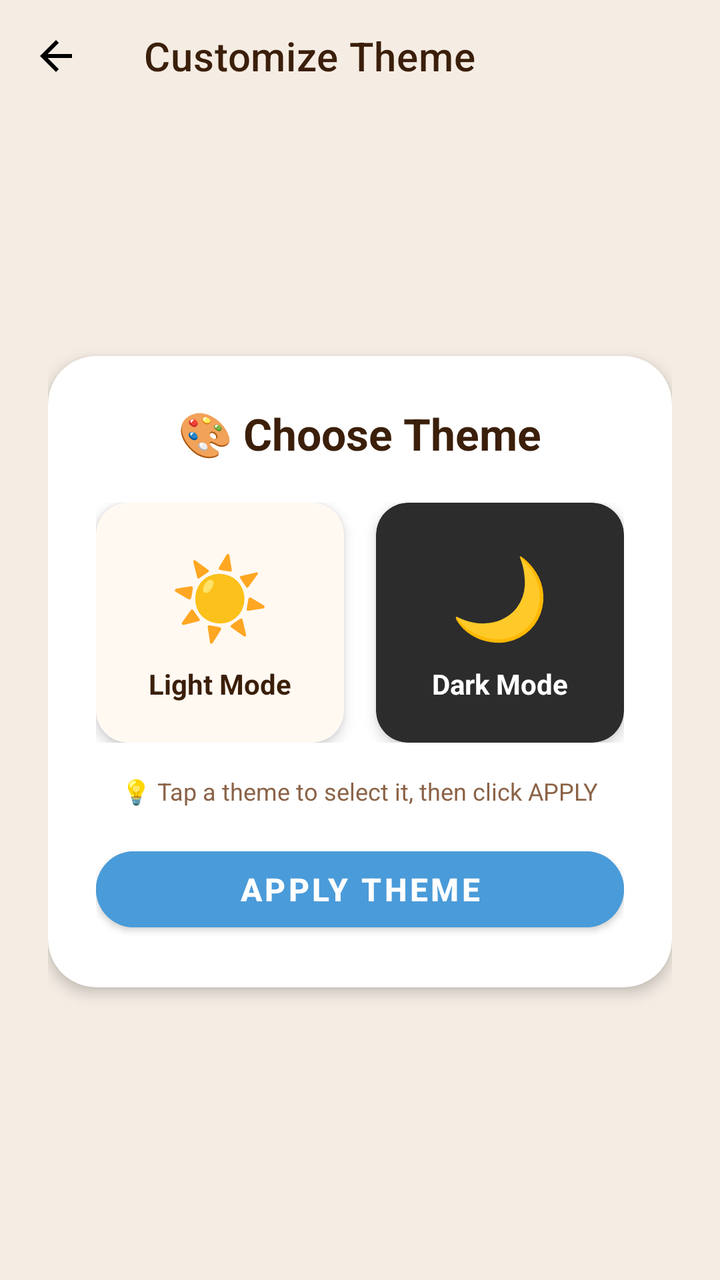
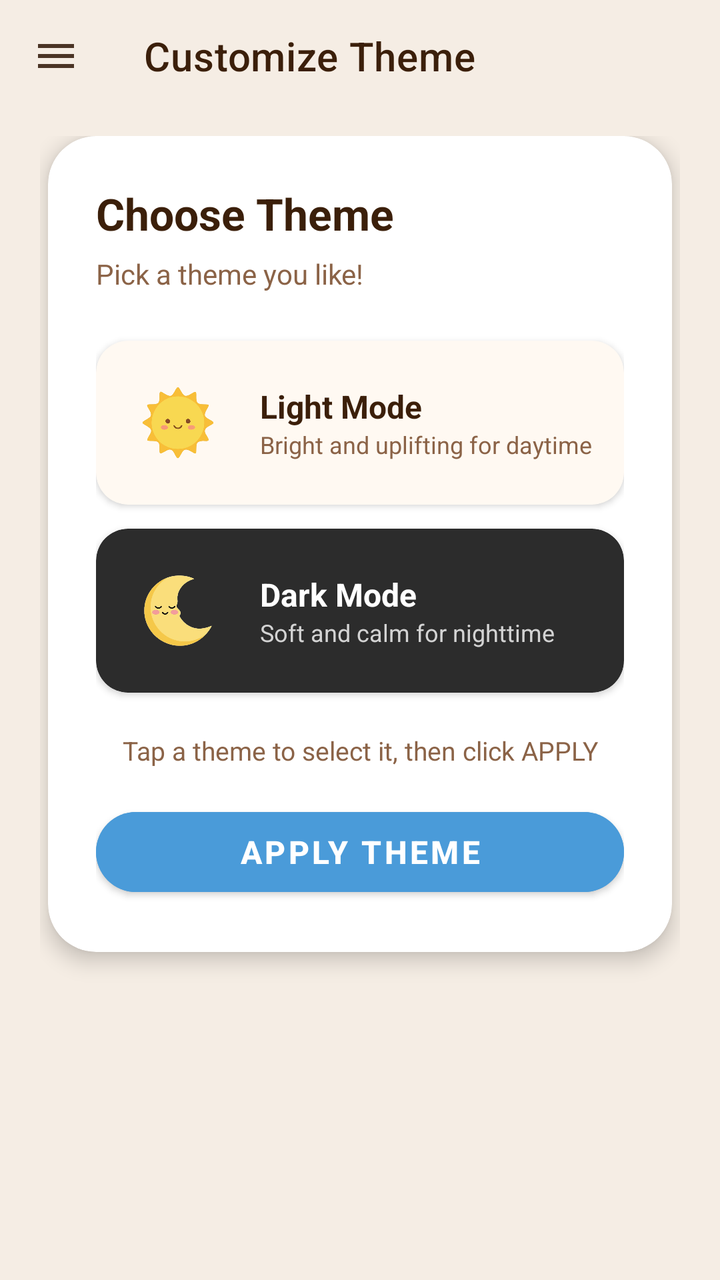

Screens rendered from an Android XML layout before and after an edit, with the pre-edit source and the edit as a unified diff.
<!-- AndroidManifest.xml: application theme Theme.AutiMate -->
<!-- res/layout/activity_theme_customization.xml -->
<?xml version="1.0" encoding="utf-8"?>
<LinearLayout xmlns:android="http://schemas.android.com/apk/res/android"
    xmlns:app="http://schemas.android.com/apk/res-auto"
    android:layout_width="match_parent"
    android:layout_height="match_parent"
    android:orientation="vertical"
    android:background="@color/cream">

    <androidx.appcompat.widget.Toolbar
        android:id="@+id/toolbar"
        android:layout_width="match_parent"
        android:layout_height="?attr/actionBarSize"
        android:background="@color/cream"
        app:title="Customize Theme"
        app:titleTextColor="@color/text_dark"
        app:navigationIcon="@drawable/ic_back"
        app:navigationIconTint="@color/brown"/>

    <LinearLayout
        android:layout_width="match_parent"
        android:layout_height="match_parent"
        android:orientation="vertical"
        android:gravity="center"
        android:padding="24dp">

        <androidx.cardview.widget.CardView
            android:layout_width="match_parent"
            android:layout_height="wrap_content"
            app:cardCornerRadius="24dp"
            app:cardElevation="4dp"
            app:cardBackgroundColor="@color/white"
            android:layout_marginBottom="24dp">

            <LinearLayout
                android:layout_width="match_parent"
                android:layout_height="wrap_content"
                android:orientation="vertical"
                android:padding="24dp">

                <TextView
                    android:layout_width="wrap_content"
                    android:layout_height="wrap_content"
                    android:text="🎨 Choose Theme"
                    android:textSize="22sp"
                    android:textStyle="bold"
                    android:textColor="@color/text_dark"
                    android:layout_marginBottom="20dp"
                    android:layout_gravity="center"/>

                <LinearLayout
                    android:layout_width="match_parent"
                    android:layout_height="wrap_content"
                    android:orientation="horizontal"
                    android:gravity="center"
                    android:layout_marginBottom="16dp">

                    <androidx.cardview.widget.CardView
                        android:id="@+id/lightThemeCard"
                        android:layout_width="0dp"
                        android:layout_height="120dp"
                        android:layout_weight="1"
                        app:cardCornerRadius="16dp"
                        app:cardElevation="4dp"
                        app:cardBackgroundColor="#FFF9F2"
                        android:layout_marginEnd="16dp"
                        android:clickable="true"
                        android:foreground="?android:attr/selectableItemBackground">

                        <LinearLayout
                            android:layout_width="match_parent"
                            android:layout_height="match_parent"
                            android:orientation="vertical"
                            android:gravity="center">

                            <TextView
                                android:layout_width="wrap_content"
                                android:layout_height="wrap_content"
                                android:text="☀️"
                                android:textSize="40sp"/>

                            <TextView
                                android:layout_width="wrap_content"
                                android:layout_height="wrap_content"
                                android:text="Light Mode"
                                android:textSize="14sp"
                                android:textStyle="bold"
                                android:textColor="@color/text_dark"
                                android:layout_marginTop="8dp"/>

                            <View
                                android:id="@+id/lightCheckmark"
                                android:layout_width="24dp"
                                android:layout_height="24dp"
                                android:background="@drawable/ic_check_circle"
                                android:visibility="gone"
                                android:layout_marginTop="4dp"/>

                        </LinearLayout>

                    </androidx.cardview.widget.CardView>

                    <androidx.cardview.widget.CardView
                        android:id="@+id/darkThemeCard"
                        android:layout_width="0dp"
                        android:layout_height="120dp"
                        android:layout_weight="1"
                        app:cardCornerRadius="16dp"
                        app:cardElevation="4dp"
                        app:cardBackgroundColor="#2C2C2C"
                        android:clickable="true"
                        android:foreground="?android:attr/selectableItemBackground">

                        <LinearLayout
                            android:layout_width="match_parent"
                            android:layout_height="match_parent"
                            android:orientation="vertical"
                            android:gravity="center">

                            <TextView
                                android:layout_width="wrap_content"
                                android:layout_height="wrap_content"
                                android:text="🌙"
                                android:textSize="40sp"/>

                            <TextView
                                android:layout_width="wrap_content"
                                android:layout_height="wrap_content"
                                android:text="Dark Mode"
                                android:textSize="14sp"
                                android:textStyle="bold"
                                android:textColor="@color/white"
                                android:layout_marginTop="8dp"/>

                            <View
                                android:id="@+id/darkCheckmark"
                                android:layout_width="24dp"
                                android:layout_height="24dp"
                                android:background="@drawable/ic_check_circle_white"
                                android:visibility="gone"
                                android:layout_marginTop="4dp"/>

                        </LinearLayout>

                    </androidx.cardview.widget.CardView>

                </LinearLayout>

                <TextView
                    android:layout_width="wrap_content"
                    android:layout_height="wrap_content"
                    android:text="💡 Tap a theme to select it, then click APPLY"
                    android:textSize="12sp"
                    android:textColor="@color/light_brown"
                    android:layout_gravity="center"
                    android:layout_marginBottom="16dp"/>

                <Button
                    android:id="@+id/btnApplyTheme"
                    android:layout_width="match_parent"
                    android:layout_height="50dp"
                    android:text="APPLY THEME"
                    android:textSize="16sp"
                    android:textStyle="bold"
                    android:textColor="@color/white"
                    android:backgroundTint="@color/soft_blue"
                    app:cornerRadius="25dp"/>

            </LinearLayout>

        </androidx.cardview.widget.CardView>

    </LinearLayout>

</LinearLayout>
<!-- resources referenced by this layout -->
<resources>
  <color name="brown">#6D4C41</color>
  <color name="cream">#F5EDE4</color>
  <color name="light_brown">#8B6347</color>
  <color name="soft_blue">#4A9BD9</color>
  <color name="text_dark">#3B1F0A</color>
  <color name="white">#FFFFFF</color>
  <!-- drawable ic_back (drawable) -->
  <vector xmlns:android="http://schemas.android.com/apk/res/android"
      android:width="24dp"
      android:height="24dp"
      android:viewportWidth="24"
      android:viewportHeight="24">
      <path
          android:fillColor="#000000"
          android:pathData="M20,11H7.83l5.59,-5.59L12,4l-8,8 8,8 1.41,-1.41L7.83,13H20v-2z" />
  </vector>
  <!-- drawable ic_check_circle (drawable) -->
  <?xml version="1.0" encoding="utf-8"?>
  <vector xmlns:android="http://schemas.android.com/apk/res/android"
      android:width="24dp"
      android:height="24dp"
      android:viewportWidth="24"
      android:viewportHeight="24">
      <path
          android:fillColor="#4CAF50"
          android:pathData="M12,2C6.48,2 2,6.48 2,12s4.48,10 10,10 10,-4.48 10,-10S17.52,2 12,2zM10,17l-5,-5 1.41,-1.41L10,14.17l7.59,-7.59L19,8l-9,9z"/>
  </vector>
  <!-- drawable ic_check_circle_white (drawable) -->
  <?xml version="1.0" encoding="utf-8"?>
  <vector xmlns:android="http://schemas.android.com/apk/res/android"
      android:width="24dp"
      android:height="24dp"
      android:viewportWidth="24"
      android:viewportHeight="24">
      <path
          android:fillColor="#FFFFFF"
          android:pathData="M12,2C6.48,2 2,6.48 2,12s4.48,10 10,10 10,-4.48 10,-10S17.52,2 12,2zM10,17l-5,-5 1.41,-1.41L10,14.17l7.59,-7.59L19,8l-9,9z"/>
  </vector>
  <style name="Theme.AutiMate" parent="Theme.MaterialComponents.DayNight.NoActionBar">
          <item name="colorPrimary">@color/cream</item>
          <item name="colorPrimaryVariant">@color/beige</item>
          <item name="colorOnPrimary">@color/text_dark</item>
          <item name="colorSecondary">@color/soft_blue</item>
          <item name="colorSecondaryVariant">@color/khaki</item>
          <item name="colorOnSecondary">@color/white</item>
          <item name="android:statusBarColor">@color/cream</item>
          <item name="android:windowBackground">@color/cream</item>
          <item name="android:textColor">@color/text_dark</item>
      </style>
  <color name="beige">#EDE5D9</color>
  <color name="khaki">#C4A882</color>
</resources>

<!-- the commit's change to res/layout/activity_theme_customization.xml (unified diff, before → after) -->
@@ -1,174 +1,273 @@
 <?xml version="1.0" encoding="utf-8"?>
-<LinearLayout xmlns:android="http://schemas.android.com/apk/res/android"
+<androidx.drawerlayout.widget.DrawerLayout
+    xmlns:android="http://schemas.android.com/apk/res/android"
     xmlns:app="http://schemas.android.com/apk/res-auto"
+    android:id="@+id/drawerLayout"
     android:layout_width="match_parent"
     android:layout_height="match_parent"
-    android:orientation="vertical"
     android:background="@color/cream">
 
-    <androidx.appcompat.widget.Toolbar
-        android:id="@+id/toolbar"
-        android:layout_width="match_parent"
-        android:layout_height="?attr/actionBarSize"
-        android:background="@color/cream"
-        app:title="Customize Theme"
-        app:titleTextColor="@color/text_dark"
-        app:navigationIcon="@drawable/ic_back"
-        app:navigationIconTint="@color/brown"/>
-
+    
     <LinearLayout
         android:layout_width="match_parent"
         android:layout_height="match_parent"
-        android:orientation="vertical"
-        android:gravity="center"
-        android:padding="24dp">
-
-        <androidx.cardview.widget.CardView
+        android:orientation="vertical">
+
+        <androidx.appcompat.widget.Toolbar
+            android:id="@+id/toolbar"
             android:layout_width="match_parent"
-            android:layout_height="wrap_content"
-            app:cardCornerRadius="24dp"
-            app:cardElevation="4dp"
-            app:cardBackgroundColor="@color/white"
-            android:layout_marginBottom="24dp">
+            android:layout_height="?attr/actionBarSize"
+            android:background="@color/cream"
+            app:title="Customize Theme"
+            app:titleTextColor="@color/text_dark"
+            app:navigationIcon="@drawable/ic_menu"
+            app:navigationIconTint="@color/brown"/>
+
+        <ScrollView
+            android:layout_width="match_parent"
+            android:layout_height="match_parent"
+            android:clipToPadding="false"
+            android:paddingStart="20dp"
+            android:paddingEnd="20dp"
+            android:paddingTop="12dp"
+            android:paddingBottom="24dp">
 
             <LinearLayout
                 android:layout_width="match_parent"
                 android:layout_height="wrap_content"
-                android:orientation="vertical"
-                android:padding="24dp">
-
-                <TextView
-                    android:layout_width="wrap_content"
-                    android:layout_height="wrap_content"
-                    android:text="🎨 Choose Theme"
-                    android:textSize="22sp"
-                    android:textStyle="bold"
-                    android:textColor="@color/text_dark"
-                    android:layout_marginBottom="20dp"
-                    android:layout_gravity="center"/>
-
-                <LinearLayout
+                android:orientation="vertical">
+
+                
+                <androidx.cardview.widget.CardView
                     android:layout_width="match_parent"
                     android:layout_height="wrap_content"
-                    android:orientation="horizontal"
-                    android:gravity="center"
-                    android:layout_marginBottom="16dp">
-
-                    <androidx.cardview.widget.CardView
-                        android:id="@+id/lightThemeCard"
-                        android:layout_width="0dp"
-                        android:layout_height="120dp"
-                        android:layout_weight="1"
-                        app:cardCornerRadius="16dp"
-                        app:cardElevation="4dp"
-                        app:cardBackgroundColor="#FFF9F2"
-                        android:layout_marginEnd="16dp"
-                        android:clickable="true"
-                        android:foreground="?android:attr/selectableItemBackground">
-
-                        <LinearLayout
-                            android:layout_width="match_parent"
-                            android:layout_height="match_parent"
-                            android:orientation="vertical"
-                            android:gravity="center">
-
-                            <TextView
-                                android:layout_width="wrap_content"
+                    app:cardCornerRadius="24dp"
+                    app:cardElevation="6dp"
+                    app:cardBackgroundColor="@color/white"
+                    android:layout_marginStart="4dp"
+                    android:layout_marginEnd="4dp"
+                    android:layout_marginBottom="20dp">
+
+                    <LinearLayout
+                        android:layout_width="match_parent"
+                        android:layout_height="wrap_content"
+                        android:orientation="vertical"
+                        android:padding="24dp">
+
+                        
+                        <TextView
+                            android:layout_width="wrap_content"
+                            android:layout_height="wrap_content"
+                            android:text="Choose Theme"
+                            android:textSize="22sp"
+                            android:textStyle="bold"
+                            android:textColor="@color/text_dark"
+                            android:layout_marginBottom="6dp"/>
+
+                        <TextView
+                            android:layout_width="wrap_content"
+                            android:layout_height="wrap_content"
+                            android:text="Pick a theme you like!"
+                            android:textSize="14sp"
+                            android:textColor="@color/light_brown"
+                            android:layout_marginBottom="24dp"/>
+
+                        
+                        <androidx.cardview.widget.CardView
+                            android:id="@+id/lightThemeCard"
+                            android:layout_width="match_parent"
+                            android:layout_height="wrap_content"
+                            app:cardCornerRadius="16dp"
+                            app:cardElevation="2dp"
+                            app:cardBackgroundColor="#FFF9F2"
+                            android:layout_marginBottom="12dp"
+                            android:clickable="true"
+                            android:focusable="true"
+                            android:foreground="?android:attr/selectableItemBackground">
+
+                            <LinearLayout
+                                android:layout_width="match_parent"
                                 android:layout_height="wrap_content"
-                                android:text="☀️"
-                                android:textSize="40sp"/>
-
-                            <TextView
-                                android:layout_width="wrap_content"
+                                android:orientation="horizontal"
+                                android:padding="16dp"
+                                android:gravity="center_vertical">
+
+                                <ImageView
+                                    android:id="@+id/ivLightIcon"
+                                    android:layout_width="50dp"
+                                    android:layout_height="50dp"
+                                    android:src="@drawable/sun"
+                                    android:layout_marginEnd="16dp"/>
+
+                                <LinearLayout
+                                    android:layout_width="0dp"
+                                    android:layout_height="wrap_content"
+                                    android:layout_weight="1"
+                                    android:orientation="vertical">
+
+                                    <TextView
+                                        android:id="@+id/tvLightTitle"
+                                        android:layout_width="wrap_content"
+                                        android:layout_height="wrap_content"
+                                        android:text="Light Mode"
+                                        android:textSize="16sp"
+                                        android:textStyle="bold"
+                                        android:textColor="@color/text_dark"/>
+
+                                    <TextView
+                                        android:id="@+id/tvLightDesc"
+                                        android:layout_width="wrap_content"
+                                        android:layout_height="wrap_content"
+                                        android:text="Bright and uplifting for daytime"
+                                        android:textSize="12sp"
+                                        android:textColor="@color/light_brown"/>
+
+                                </LinearLayout>
+
+                                <ImageView
+                                    android:id="@+id/lightCheckmark"
+                                    android:layout_width="24dp"
+                                    android:layout_height="24dp"
+                                    app:srcCompat="@drawable/ic_check_circle"
+                                    android:visibility="gone"/>
+
+                            </LinearLayout>
+
+                        </androidx.cardview.widget.CardView>
+
+                        
+                        <androidx.cardview.widget.CardView
+                            android:id="@+id/darkThemeCard"
+                            android:layout_width="match_parent"
+                            android:layout_height="wrap_content"
+                            app:cardCornerRadius="16dp"
+                            app:cardElevation="2dp"
+                            app:cardBackgroundColor="#2C2C2C"
+                            android:layout_marginBottom="20dp"
+                            android:clickable="true"
+                            android:focusable="true"
+                            android:foreground="?android:attr/selectableItemBackground">
+
+                            <LinearLayout
+                                android:layout_width="match_parent"
                                 android:layout_height="wrap_content"
-                                android:text="Light Mode"
-                                android:textSize="14sp"
-                                android:textStyle="bold"
-                                android:textColor="@color/text_dark"
-                                android:layout_marginTop="8dp"/>
-
-                            <View
-                                android:id="@+id/lightCheckmark"
-                                android:layout_width="24dp"
-                                android:layout_height="24dp"
-                                android:background="@drawable/ic_check_circle"
-                                android:visibility="gone"
-                                android:layout_marginTop="4dp"/>
-
-                        </LinearLayout>
-
-                    </androidx.cardview.widget.CardView>
-
-                    <androidx.cardview.widget.CardView
-                        android:id="@+id/darkThemeCard"
-                        android:layout_width="0dp"
-                        android:layout_height="120dp"
-                        android:layout_weight="1"
-                        app:cardCornerRadius="16dp"
-                        app:cardElevation="4dp"
-                        app:cardBackgroundColor="#2C2C2C"
-                        android:clickable="true"
-                        android:foreground="?android:attr/selectableItemBackground">
-
-                        <LinearLayout
-                            android:layout_width="match_parent"
-                            android:layout_height="match_parent"
-                            android:orientation="vertical"
-                            android:gravity="center">
-
-                            <TextView
-                                android:layout_width="wrap_content"
-                                android:layout_height="wrap_content"
-                                android:text="🌙"
-                                android:textSize="40sp"/>
-
-                            <TextView
-                                android:layout_width="wrap_content"
-                                android:layout_height="wrap_content"
-                                android:text="Dark Mode"
-                                android:textSize="14sp"
-                                android:textStyle="bold"
-                                android:textColor="@color/white"
-                                android:layout_marginTop="8dp"/>
-
-                            <View
-                                android:id="@+id/darkCheckmark"
-                                android:layout_width="24dp"
-                                android:layout_height="24dp"
-                                android:background="@drawable/ic_check_circle_white"
-                                android:visibility="gone"
-                                android:layout_marginTop="4dp"/>
-
-                        </LinearLayout>
-
-                    </androidx.cardview.widget.CardView>
-
-                </LinearLayout>
-
-                <TextView
-                    android:layout_width="wrap_content"
-                    android:layout_height="wrap_content"
-                    android:text="💡 Tap a theme to select it, then click APPLY"
-                    android:textSize="12sp"
-                    android:textColor="@color/light_brown"
-                    android:layout_gravity="center"
-                    android:layout_marginBottom="16dp"/>
-
-                <Button
-                    android:id="@+id/btnApplyTheme"
-                    android:layout_width="match_parent"
-                    android:layout_height="50dp"
-                    android:text="APPLY THEME"
-                    android:textSize="16sp"
-                    android:textStyle="bold"
-                    android:textColor="@color/white"
-                    android:backgroundTint="@color/soft_blue"
-                    app:cornerRadius="25dp"/>
+                                android:orientation="horizontal"
+                                android:padding="16dp"
+                                android:gravity="center_vertical">
+
+                                <ImageView
+                                    android:id="@+id/ivDarkIcon"
+                                    android:layout_width="50dp"
+                                    android:layout_height="50dp"
+                                    android:src="@drawable/moon"
+                                    android:layout_marginEnd="16dp"/>
+
+                                <LinearLayout
+                                    android:layout_width="0dp"
+                                    android:layout_height="wrap_content"
+                                    android:layout_weight="1"
+                                    android:orientation="vertical">
+
+                                    <TextView
+                                        android:id="@+id/tvDarkTitle"
+                                        android:layout_width="wrap_content"
+                                        android:layout_height="wrap_content"
+                                        android:text="Dark Mode"
+                                        android:textSize="16sp"
+                                        android:textStyle="bold"
+                                        android:textColor="@color/white"/>
+
+                                    <TextView
+                                        android:id="@+id/tvDarkDesc"
+                                        android:layout_width="wrap_content"
+                                        android:layout_height="wrap_content"
+                                        android:text="Soft and calm for nighttime"
+                                        android:textSize="12sp"
+                                        android:textColor="#D3D3D3"/>
+
+                                </LinearLayout>
+
+                                <ImageView
+                                    android:id="@+id/darkCheckmark"
+                                    android:layout_width="24dp"
+                                    android:layout_height="24dp"
+                                    app:srcCompat="@drawable/ic_check_circle_white"
+                                    android:visibility="gone"/>
+
+                            </LinearLayout>
+
+                        </androidx.cardview.widget.CardView>
+
+                        
+                        <TextView
+                            android:layout_width="match_parent"
+                            android:layout_height="wrap_content"
+                            android:text="Tap a theme to select it, then click APPLY"
+                            android:textSize="13sp"
+                            android:textColor="@color/light_brown"
+                            android:gravity="center"
+                            android:layout_marginBottom="16dp"/>
+
+                        
+                        <Button
+                            android:id="@+id/btnApplyTheme"
+                            android:layout_width="match_parent"
+                            android:layout_height="52dp"
+                            android:text="APPLY THEME"
+                            android:textSize="16sp"
+                            android:textStyle="bold"
+                            android:textColor="@color/white"
+                            android:backgroundTint="@color/soft_blue"
+                            app:cornerRadius="26dp"/>
+
+                    </LinearLayout>
+
+                </androidx.cardview.widget.CardView>
 
             </LinearLayout>
 
-        </androidx.cardview.widget.CardView>
+        </ScrollView>
 
     </LinearLayout>
 
+    
+    <com.google.android.material.navigation.NavigationView
+        android:id="@+id/navView"
+        android:layout_width="280dp"
+        android:layout_height="match_parent"
+        android:layout_gravity="start"
+        app:headerLayout="@layout/nav_header_parent"
+        app:menu="@menu/navigation_menu_parent"
+        app:itemTextColor="@color/text_dark"
+        app:itemIconTint="@color/light_brown"
+        android:background="@color/white"/>
+
+</androidx.drawerlayout.widget.DrawerLayout>
+<!-- res/layout/nav_header_parent.xml (included above) -->
+<?xml version="1.0" encoding="utf-8"?>
+<LinearLayout xmlns:android="http://schemas.android.com/apk/res/android"
+    android:layout_width="match_parent"
+    android:layout_height="wrap_content"
+    android:orientation="vertical"
+    android:padding="20dp"
+    android:background="@color/cream">
+
+    <TextView
+        android:id="@+id/tvParentName"
+        android:layout_width="wrap_content"
+        android:layout_height="wrap_content"
+        android:text="Parent"
+        android:textSize="18sp"
+        android:textStyle="bold"
+        android:textColor="@color/text_dark" />
+
+    <TextView
+        android:id="@+id/tvParentEmail"
+        android:layout_width="wrap_content"
+        android:layout_height="wrap_content"
+        android:text="parent@example.com"
+        android:textSize="12sp"
+        android:textColor="@color/light_brown"
+        android:layout_marginTop="4dp" />
+
 </LinearLayout>
<!-- resource entries referenced after the edit -->
@@ -6,16 +6,6 @@
   <color name="soft_blue">#4A9BD9</color>
   <color name="text_dark">#3B1F0A</color>
   <color name="white">#FFFFFF</color>
-  <!-- drawable ic_back (drawable) -->
-  <vector xmlns:android="http://schemas.android.com/apk/res/android"
-      android:width="24dp"
-      android:height="24dp"
-      android:viewportWidth="24"
-      android:viewportHeight="24">
-      <path
-          android:fillColor="#000000"
-          android:pathData="M20,11H7.83l5.59,-5.59L12,4l-8,8 8,8 1.41,-1.41L7.83,13H20v-2z" />
-  </vector>
   <!-- drawable ic_check_circle (drawable) -->
   <?xml version="1.0" encoding="utf-8"?>
   <vector xmlns:android="http://schemas.android.com/apk/res/android"
@@ -38,18 +28,56 @@
           android:fillColor="#FFFFFF"
           android:pathData="M12,2C6.48,2 2,6.48 2,12s4.48,10 10,10 10,-4.48 10,-10S17.52,2 12,2zM10,17l-5,-5 1.41,-1.41L10,14.17l7.59,-7.59L19,8l-9,9z"/>
   </vector>
+  <!-- drawable ic_menu (drawable) -->
+  <vector xmlns:android="http://schemas.android.com/apk/res/android"
+      android:width="24dp"
+      android:height="24dp"
+      android:viewportWidth="24"
+      android:viewportHeight="24">
+      <path
+          android:fillColor="#4B3425"
+          android:pathData="M3,18h18v-2H3v2zm0-5h18v-2H3v2zm0-7v2h18V6H3z"/>
+  </vector>
+  <!-- drawable moon: png bitmap (drawable, 70614 bytes) -->
+  <!-- drawable sun: png bitmap (drawable, 81348 bytes) -->
   <style name="Theme.AutiMate" parent="Theme.MaterialComponents.DayNight.NoActionBar">
+          
           <item name="colorPrimary">@color/cream</item>
           <item name="colorPrimaryVariant">@color/beige</item>
           <item name="colorOnPrimary">@color/text_dark</item>
+  
+          
           <item name="colorSecondary">@color/soft_blue</item>
           <item name="colorSecondaryVariant">@color/khaki</item>
           <item name="colorOnSecondary">@color/white</item>
+  
+          
           <item name="android:statusBarColor">@color/cream</item>
+  
+          
           <item name="android:windowBackground">@color/cream</item>
+  
+          
           <item name="android:textColor">@color/text_dark</item>
+  
+          
+          <item name="android:buttonBarPositiveButtonStyle">@style/LightPositiveButtonStyle</item>
+          <item name="android:buttonBarNegativeButtonStyle">@style/LightNegativeButtonStyle</item>
+          <item name="android:buttonBarNeutralButtonStyle">@style/LightNeutralButtonStyle</item>
       </style>
   <color name="beige">#EDE5D9</color>
   <color name="khaki">#C4A882</color>
+  <style name="LightPositiveButtonStyle" parent="Widget.AppCompat.Button.ButtonBar.AlertDialog">
+          <item name="android:textColor">@android:color/black</item>
+          <item name="android:textStyle">bold</item>
+      </style>
+  <style name="LightNegativeButtonStyle" parent="Widget.AppCompat.Button.ButtonBar.AlertDialog">
+          <item name="android:textColor">@android:color/black</item>
+          <item name="android:textStyle">bold</item>
+      </style>
+  <style name="LightNeutralButtonStyle" parent="Widget.AppCompat.Button.ButtonBar.AlertDialog">
+          <item name="android:textColor">@android:color/black</item>
+          <item name="android:textStyle">bold</item>
+      </style>
 </resources>
 
